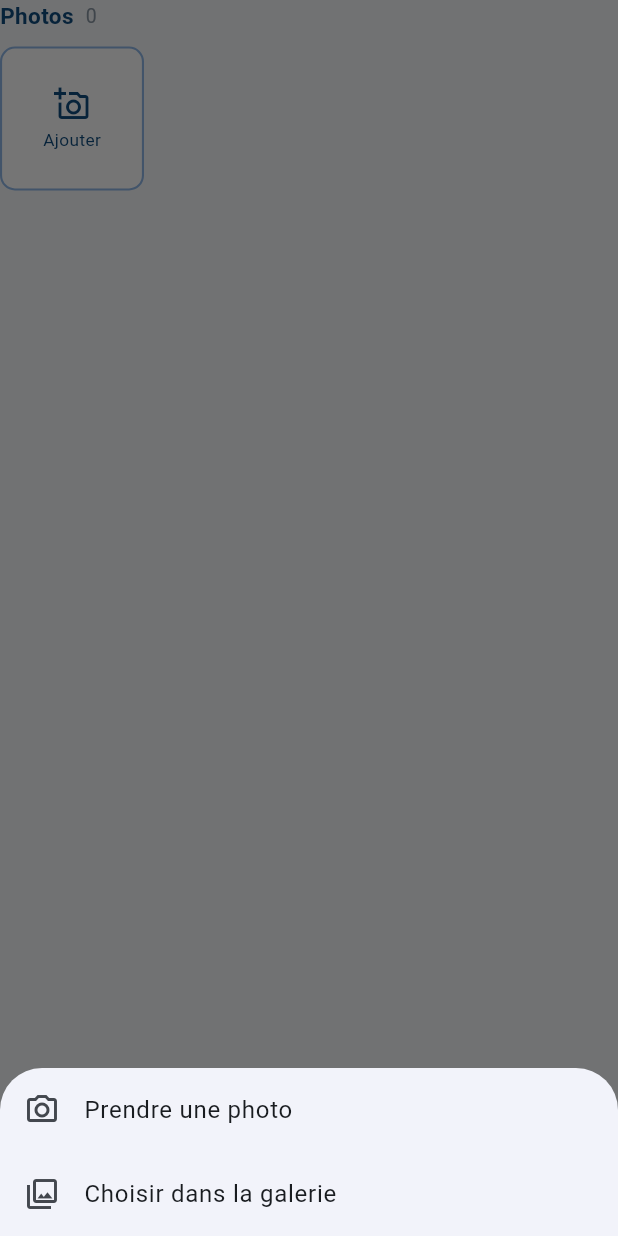
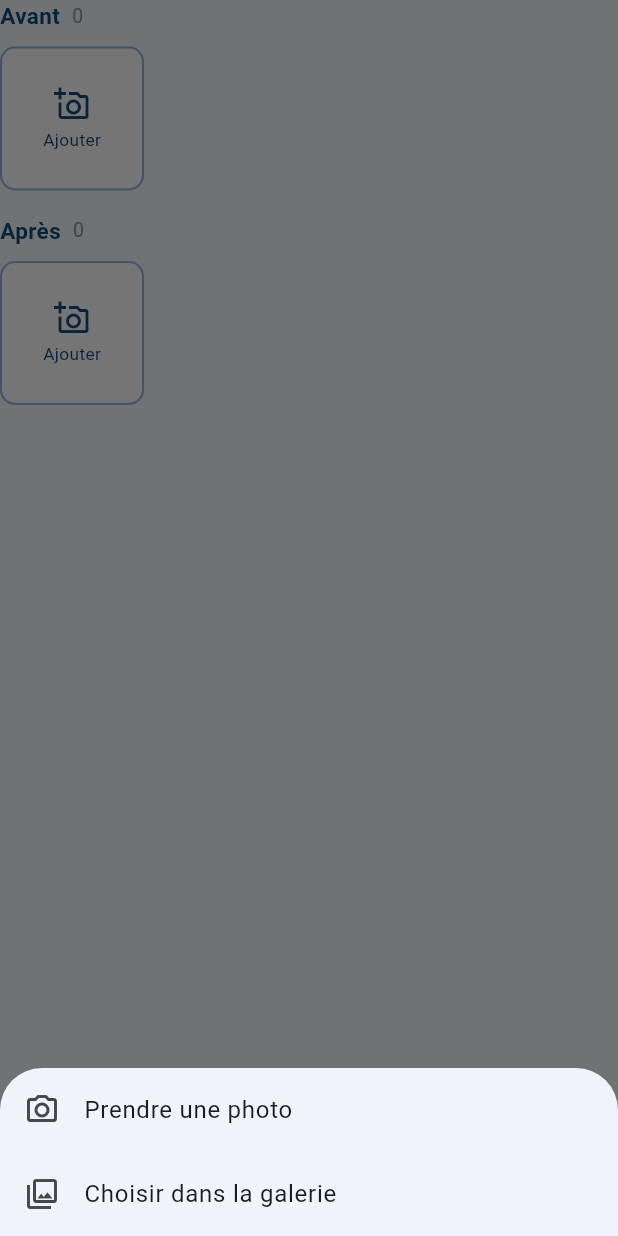
Before and after one commit to Thomas-Grsst/Flutter-Rapport-intervention, a Flutter app: the SectionPhotos widget shown alone on an empty page, opened directly with empty values, after a tap on "Ajouter", on a phone screen of 412 x 824 dp. Run offline on Flutter 3.47's test engine with Material 3 defaults, Android fonts, the phone set to English and light mode, and no system bars; our stand-ins replace cross_file, image_picker, pdf, printing, share_plus, signature and 1 more; missing offline and left inert: dart:js_interop.

Commit message:
Photographie chaque section du poste avant et après
Chaque section du gabarit accepte désormais autant de photos qu'il en
faut, rangées en deux temps. Le rapport imprime les « avant » sur une
rangée et les « après » juste en dessous, à la même largeur : une photo
d'après tombe ainsi sous celle d'avant à laquelle elle répond, même
quand il y en a moins. L'un des deux temps peut manquer — tout ne se
photographie pas deux fois.

Le titre d'un moment part avec sa première rangée : sans cela la page se
tournait entre les deux et le rapport annonçait un « Après » que rien ne
suivait.

Corrige au passage le bloc client, qui se posait à gauche de la page :
une colonne se resserre sur sa ligne la plus longue, si bien que le texte
était centré sur lui-même mais pas sur la feuille.

Les photos des rapports enregistrés avant ce changement n'ont pas de
moment : elles rejoignent la rangée « Avant », à l'écran comme au
rapport.

Co-Authored-By: Claude Opus 5 <noreply@anthropic.com>
Claude-Session: https://claude.ai/code/session_01J4rqwWm61WMrGSb4V6jZnn

```diff
--- a/lib/widgets/section_photos.dart
+++ b/lib/widgets/section_photos.dart
@@ -11,11 +11,12 @@ import '../theme.dart';
 import 'media_image.dart';
 import 'preset_chips.dart';
 
-/// Les photos d'une section, en simple grille.
+/// Les photos d'une section : celles d'avant, puis celles d'apres.
 ///
-/// Contrairement aux lots d'un rapport d'intervention, le rapport d'entretien
-/// de poste de relevage ne classe pas ses photos en avant / pendant / apres :
-/// chaque section a les siennes, dans l'ordre ou elles ont ete prises.
+/// Chaque moment accepte autant de photos qu'il en faut, et peut rester vide —
+/// un avant n'appelle pas forcement un apres, et l'inverse non plus. Le
+/// rapport imprime ensuite les avant sur une rangee et les apres juste en
+/// dessous.
 class SectionPhotos extends StatefulWidget {
   const SectionPhotos({
     super.key,
@@ -37,18 +38,20 @@ class _SectionPhotosState extends State<SectionPhotos> {
   static const int _quality = 82;
 
   final ImagePicker _picker = ImagePicker();
-  bool _busy = false;
+  PhotoStage? _busyStage;
+
+  bool get _busy => _busyStage != null;
 
   void _update(VoidCallback change) {
     setState(change);
     widget.onChanged();
   }
 
-  Future<void> _addPhotos(ImageSource source) async {
+  Future<void> _addPhotos(ImageSource source, PhotoStage stage) async {
     final storage = context.read<StorageService>();
     final reports = context.read<ReportsProvider>();
 
-    setState(() => _busy = true);
+    setState(() => _busyStage = stage);
     try {
       final picked = <XFile>[];
       if (source == ImageSource.camera) {
@@ -69,9 +72,7 @@ class _SectionPhotosState extends State<SectionPhotos> {
 
       for (final file in picked) {
         final stored = await storage.importMedia(file.path, prefix: 'photo');
-        widget.group.photos.add(
-          reports.buildPhoto(stored, PhotoStage.autre),
-        );
+        widget.group.photos.add(reports.buildPhoto(stored, stage));
       }
     } on Exception catch (error) {
       if (mounted) {
@@ -81,13 +82,13 @@ class _SectionPhotosState extends State<SectionPhotos> {
       }
     } finally {
       if (mounted) {
-        setState(() => _busy = false);
+        setState(() => _busyStage = null);
         widget.onChanged();
       }
     }
   }
 
-  Future<void> _pickSource() async {
+  Future<void> _pickSource(PhotoStage stage) async {
     final source = await showModalBottomSheet<ImageSource>(
       context: context,
       builder: (sheetContext) => SafeArea(
@@ -109,7 +110,7 @@ class _SectionPhotosState extends State<SectionPhotos> {
       ),
     );
 
-    if (source != null && mounted) await _addPhotos(source);
+    if (source != null && mounted) await _addPhotos(source, stage);
   }
 
   Future<void> _editPhoto(PhotoItem photo) async {
@@ -163,10 +164,26 @@ class _SectionPhotosState extends State<SectionPhotos> {
     return Column(
       crossAxisAlignment: CrossAxisAlignment.start,
       children: [
+        _stage('Avant', PhotoStage.avant),
+        const SizedBox(height: 16),
+        _stage('Après', PhotoStage.apres),
+      ],
+    );
+  }
+
+  /// Les photos d'un moment, avec leur compteur et la tuile pour en ajouter.
+  Widget _stage(String title, PhotoStage stage) {
+    // Les photos des rapports enregistrés avant l'avant / après rejoignent la
+    // rangée « Avant » : elles restent ainsi modifiables et supprimables.
+    final photos = widget.group.inColumn(stage);
+
+    return Column(
+      crossAxisAlignment: CrossAxisAlignment.start,
+      children: [
         Row(
           children: [
             Text(
-              widget.label,
+              title,
               style: const TextStyle(
                 fontSize: 15,
                 fontWeight: FontWeight.w700,
@@ -175,10 +192,10 @@ class _SectionPhotosState extends State<SectionPhotos> {
             ),
             const SizedBox(width: 8),
             Text(
-              '${widget.group.photos.length}',
+              '${photos.length}',
               style: const TextStyle(fontSize: 13, color: Color(0xFF8A97A3)),
             ),
-            if (_busy) ...[
+            if (_busyStage == stage) ...[
               const SizedBox(width: 10),
               const SizedBox(
                 width: 14,
@@ -193,8 +210,8 @@ class _SectionPhotosState extends State<SectionPhotos> {
           spacing: 10,
           runSpacing: 10,
           children: [
-            for (final photo in widget.group.photos) _thumbnail(photo),
-            _addTile(),
+            for (final photo in photos) _thumbnail(photo),
+            _addTile(title, stage),
           ],
         ),
       ],
@@ -234,12 +251,12 @@ class _SectionPhotosState extends State<SectionPhotos> {
     );
   }
 
-  Widget _addTile() {
+  Widget _addTile(String title, PhotoStage stage) {
     return Semantics(
       button: true,
-      label: 'Ajouter une photo — ${widget.label}',
+      label: 'Ajouter une photo $title — ${widget.label}',
       child: InkWell(
-        onTap: _busy ? null : _pickSource,
+        onTap: _busy ? null : () => _pickSource(stage),
         borderRadius: BorderRadius.circular(10),
         child: Container(
           width: 96,
```
Also changed, not shown: lib/screens/report_detail_screen.dart (+37 -11 lines), lib/services/relevage_pdf.dart (+109 -32 lines), 2 other files.
